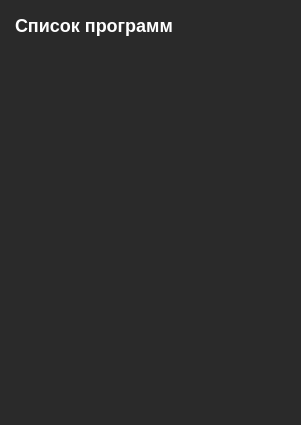
First picture: the form in user_apps/user_apps.ui, repository b0shka/selling_apps, before the edit.
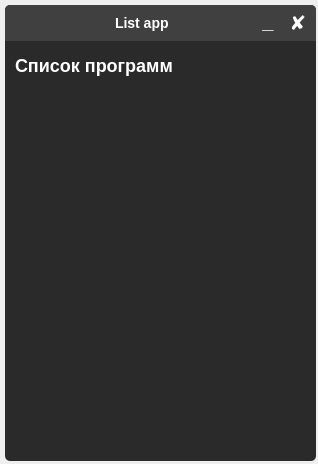
Second picture: the form after the edit.

The edit to the form file:
```diff
--- a/user_apps/user_apps.ui
+++ b/user_apps/user_apps.ui
@@ -6,26 +6,80 @@
    <rect>
     <x>0</x>
     <y>0</y>
-    <width>301</width>
-    <height>425</height>
+    <width>318</width>
+    <height>464</height>
    </rect>
   </property>
   <property name="windowTitle">
    <string>List apps</string>
   </property>
   <property name="styleSheet">
-   <string notr="true">background-color: #2a2a2a;
+   <string notr="true"/>
+  </property>
+  <widget class="QFrame" name="frame">
+   <property name="geometry">
+    <rect>
+     <x>5</x>
+     <y>5</y>
+     <width>311</width>
+     <height>456</height>
+    </rect>
+   </property>
+   <property name="minimumSize">
+    <size>
+     <width>311</width>
+     <height>456</height>
+    </size>
+   </property>
+   <property name="maximumSize">
+    <size>
+     <width>311</width>
+     <height>456</height>
+    </size>
+   </property>
+   <property name="styleSheet">
+    <string notr="true">border: none;
+border-radius: 5px;
+background-color: #2a2a2a;
 color: white;</string>
   </property>
-  <widget class="QLabel" name="label">
+   <property name="frameShape">
+    <enum>QFrame::StyledPanel</enum>
+   </property>
+   <property name="frameShadow">
+    <enum>QFrame::Raised</enum>
+   </property>
+   <widget class="QFrame" name="frame_3">
    <property name="geometry">
     <rect>
-     <x>15</x>
-     <y>15</y>
-     <width>196</width>
-     <height>21</height>
-    </rect>
-   </property>
+      <x>0</x>
+      <y>0</y>
+      <width>311</width>
+      <height>36</height>
+     </rect>
+    </property>
+    <property name="styleSheet">
+     <string notr="true">QFrame{
+	border-bottom-left-radius: 0px;
+	border-bottom-right-radius: 0px;
+	background-color: #404040;
+}</string>
+    </property>
+    <property name="frameShape">
+     <enum>QFrame::StyledPanel</enum>
+    </property>
+    <property name="frameShadow">
+     <enum>QFrame::Raised</enum>
+    </property>
+    <widget class="QPushButton" name="pushButton_8">
+     <property name="geometry">
+      <rect>
+       <x>280</x>
+       <y>5</y>
+       <width>26</width>
+       <height>26</height>
+      </rect>
+     </property>
    <property name="font">
     <font>
      <pointsize>-1</pointsize>
@@ -34,20 +88,86 @@
     </font>
    </property>
    <property name="styleSheet">
-    <string notr="true">font-size: 18px;
+      <string notr="true">QPushButton {
+	font-size: 20px;
+	height: 28px;
+	color: white;
+	background-color: #404040;
+	border-radius: 5px;
+}
+QPushButton::hover {
+	background-color: #ffb0be;
+	color: black;
+}</string>
+     </property>
+     <property name="text">
+      <string>✘</string>
+     </property>
+    </widget>
+    <widget class="QPushButton" name="pushButton_9">
+     <property name="geometry">
+      <rect>
+       <x>250</x>
+       <y>5</y>
+       <width>26</width>
+       <height>26</height>
+      </rect>
+     </property>
+     <property name="font">
+      <font>
+       <pointsize>-1</pointsize>
+       <weight>75</weight>
+       <bold>true</bold>
+      </font>
+     </property>
+     <property name="styleSheet">
+      <string notr="true">QPushButton {
+	padding-bottom: 4px;
+	font-size: 20px;
+	color: white;
+	background-color: #404040;
+	border-radius: 5px;
+}
+QPushButton::hover {
+	background-color: #2a2a2a;
+}</string>
+     </property>
+     <property name="text">
+      <string>_</string>
+     </property>
+    </widget>
+    <widget class="QLabel" name="label_9">
+     <property name="geometry">
+      <rect>
+       <x>110</x>
+       <y>10</y>
+       <width>66</width>
+       <height>16</height>
+      </rect>
+     </property>
+     <property name="font">
+      <font>
+       <pointsize>-1</pointsize>
+       <weight>75</weight>
+       <bold>true</bold>
+      </font>
+     </property>
+     <property name="styleSheet">
+      <string notr="true">font-size: 14px;
 color: white;</string>
    </property>
    <property name="text">
-    <string>Список программ</string>
-   </property>
+      <string>List app</string>
+     </property>
+    </widget>
   </widget>
   <widget class="QListWidget" name="listWidget">
    <property name="geometry">
     <rect>
      <x>5</x>
-     <y>50</y>
-     <width>291</width>
-     <height>376</height>
+      <y>80</y>
+      <width>301</width>
+      <height>371</height>
     </rect>
    </property>
    <property name="font">
@@ -63,13 +183,42 @@
 	font-size:15px;
 	background-color: #2a2a2a;
 	color: white;
-	padding: 5px 7px;;
+	padding: 0px 2px;;
 }
-
 QListWidget::item {
-	padding: 2 px 6px;
+	margin-top: 4px;
+	padding-left: 5px;
+	background-color: #424242;
+	height: 35px;
+	border: none;
+	border-radius: 5px;
 }</string>
    </property>
+   </widget>
+   <widget class="QLabel" name="label">
+    <property name="geometry">
+     <rect>
+      <x>10</x>
+      <y>50</y>
+      <width>196</width>
+      <height>21</height>
+     </rect>
+    </property>
+    <property name="font">
+     <font>
+      <pointsize>-1</pointsize>
+      <weight>75</weight>
+      <bold>true</bold>
+     </font>
+    </property>
+    <property name="styleSheet">
+     <string notr="true">font-size: 18px;
+color: white;</string>
+    </property>
+    <property name="text">
+     <string>Список программ</string>
+    </property>
+   </widget>
   </widget>
  </widget>
  <resources/>
```
Lines whose indentation alone changed are shown as unchanged.
